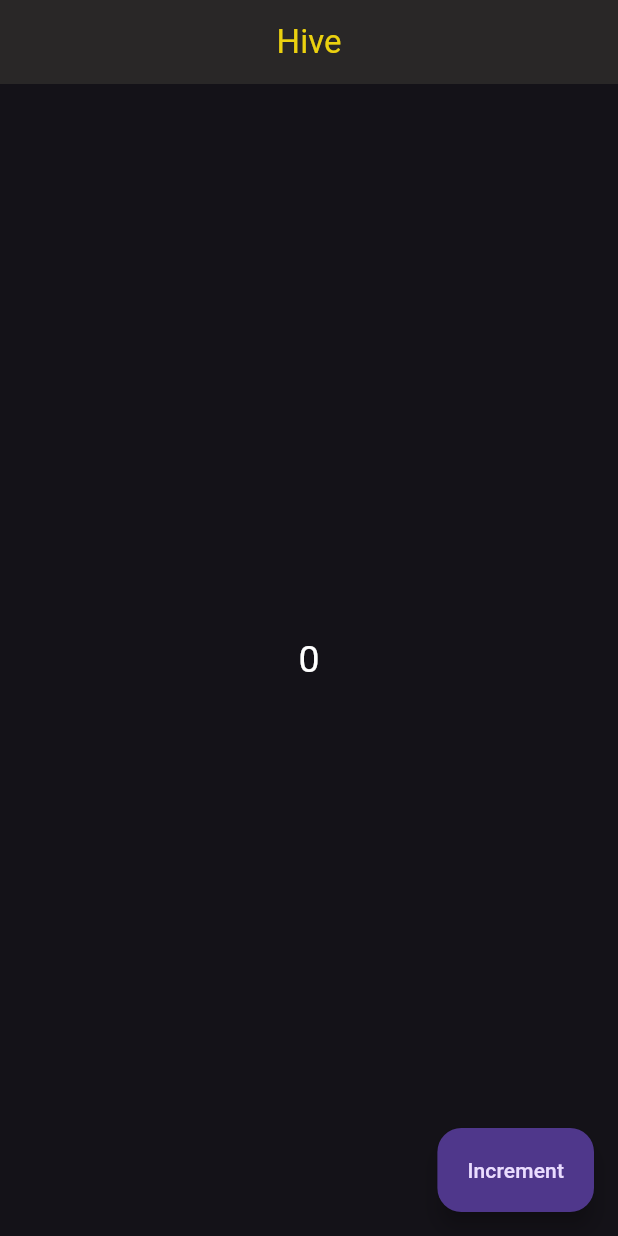
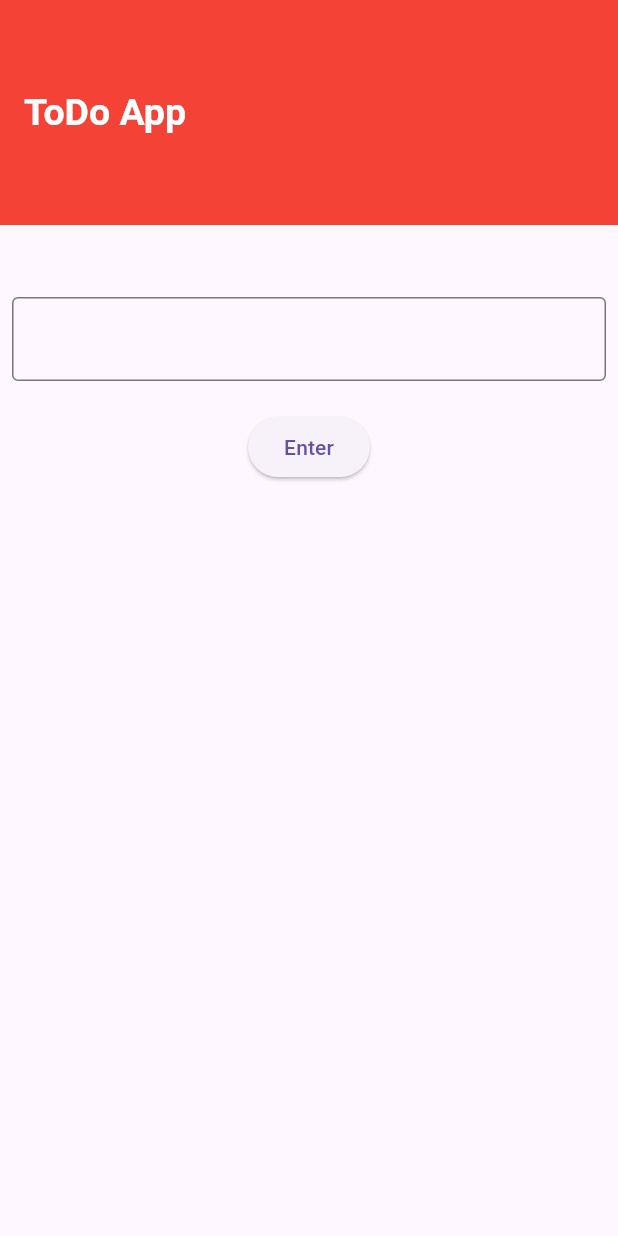
Before and after one commit to IM-AQEEL/Flutter_Hive_CounterApp, a Flutter app: the screen it shows after launch, on a phone screen of 412 x 824 dp. Run offline on Flutter 3.47's test engine with Material 3 defaults, Android fonts, the phone set to English and light mode, and no system bars; our stand-ins replace hive, hive_flutter; accounts and stored records are empty.

Commit message:
TODO APP

```diff
--- a/lib/main.dart
+++ b/lib/main.dart
@@ -2,10 +2,10 @@ import 'package:flutter/material.dart';
 import 'package:hive_flutter/adapters.dart';
 import 'package:hive_practice/screen/home.dart';
 
-Future<void> main() async {
+void main() async {
   WidgetsFlutterBinding.ensureInitialized();
   await Hive.initFlutter();
-  await Hive.openBox(' Hive');
+  await Hive.openBox('my box');
   runApp(MyApp());
 }
 
@@ -14,10 +14,6 @@ class MyApp extends StatelessWidget {
 
   @override
   Widget build(BuildContext context) {
-    return MaterialApp(
-      theme: ThemeData.dark(),
-      debugShowCheckedModeBanner: false,
-      home: Home(),
-    );
+    return MaterialApp(debugShowCheckedModeBanner: false, home: Home());
   }
 }
--- a/lib/screen/home.dart
+++ b/lib/screen/home.dart
@@ -8,54 +8,135 @@ class Home extends StatefulWidget {
   State<Home> createState() => _HomeState();
 }
 
-var counter = 0;
-String _counterKey = 'home_key';
+class _HomeState extends State<Home> {
+  TextEditingController _controller = new TextEditingController();
+  bool isBoxopen = true;
+  Box? mybox;
 
-class _HomeState extends State<Home> {
   @override
   void initState() {
     super.initState();
-    _initializeHive();
+    _openBox();
   }
 
-  Future<void> _initializeHive() async {
-    await Hive.openBox('Hive');
-    final box = Hive.box('Hive');
-    final _value = box.get(_counterKey, defaultValue: 0);
+  // Open Box
+  Future<void> _openBox() async {
+    mybox = await Hive.openBox('my box');
     setState(() {
-      counter = _value;
+      isBoxopen = true;
     });
   }
 
-  @override
+  // Update Operation
+  Future<void> _update(int index, String updateTask) async {
+    if (mybox != null) {
+      await mybox?.putAt(index, updateTask);
+      if (mounted) {
+        {
+          setState(() {});
+        }
+      }
+    }
+  }
+  // Delete Operation
+
+  Future<void> _deleteTask(int index) async {
+    if (mybox != null && index < mybox!.length) {
+      await mybox?.deleteAt(index);
+      setState(() {});
+    }
+  }
+  // Add Task
+
+  Future<void> _addTask(String task) async {
+    mybox?.add(task);
+    setState(() {});
+  }
+
   Widget build(BuildContext context) {
     return Scaffold(
-      floatingActionButton: FloatingActionButton.extended(
-        onPressed: increment,
-        label: Text('Increment'),
-      ),
       appBar: AppBar(
-        backgroundColor: const Color.fromARGB(255, 41, 39, 39),
-        centerTitle: true,
         title: Text(
-          'Hive',
-          style: TextStyle(color: const Color.fromARGB(255, 235, 209, 15)),
+          'ToDo App',
+          style: TextStyle(
+            fontSize: 25,
+            fontWeight: FontWeight.bold,
+            color: Colors.white,
+          ),
         ),
+        toolbarHeight: 150,
+        backgroundColor: Colors.red,
       ),
       body: Center(
-        child: Text(
-          "$counter",
-          style: TextStyle(color: Colors.white, fontSize: 25),
+        child: Padding(
+          padding: const EdgeInsets.all(8.0),
+          child: Column(
+            children: [
+              SizedBox(height: 40),
+              TextField(
+                controller: _controller,
+                decoration: InputDecoration(border: OutlineInputBorder()),
+              ),
+              SizedBox(height: 20),
+              ElevatedButton(
+                onPressed: () {
+                  if (_controller.text.isNotEmpty && isBoxopen) {
+                    _addTask(_controller.text);
+                  }
+                },
+                child: Text('Enter'),
+              ),
+              Expanded(
+                child:
+                    isBoxopen
+                        ? ListView.builder(
+                          itemCount: mybox?.length,
+                          itemBuilder: (context, index) {
+                            return ListTile(
+                              title: Text(mybox?.getAt(index).toString() ?? ''),
+                              trailing: IconButton(
+                                onPressed: () {
+                                  _deleteTask(index);
+                                },
+                                icon: Icon(Icons.delete_outline),
+                              ),
+                              leading: IconButton(
+                                onPressed: () {
+                                  TextEditingController
+                                  controller = new TextEditingController(
+                                    text: mybox?.getAt(index).toString() ?? '',
+                                  );
+                                  showDialog(
+                                    context: context,
+                                    builder:
+                                        (context) => AlertDialog(
+                                          title: Text("Edit Task"),
+                                          content: TextField(
+                                            controller: controller,
+                                          ),
+                                          actions: [
+                                            TextButton(
+                                              onPressed: () {
+                                                _update(index, controller.text);
+                                                Navigator.pop(context);
+                                              },
+                                              child: Text('Edit'),
+                                            ),
+                                          ],
+                                        ),
+                                  );
+                                },
+                                icon: Icon(Icons.edit),
+                              ),
+                            );
+                          },
+                        )
+                        : Container(),
+              ),
+            ],
+          ),
         ),
       ),
     );
   }
-
-  void increment() {
-    final box = Hive.box('Hive');
-    setState(() {
-      counter = counter + 1;
-    });
-    box.put(_counterKey, counter);
-  }
 }
```
